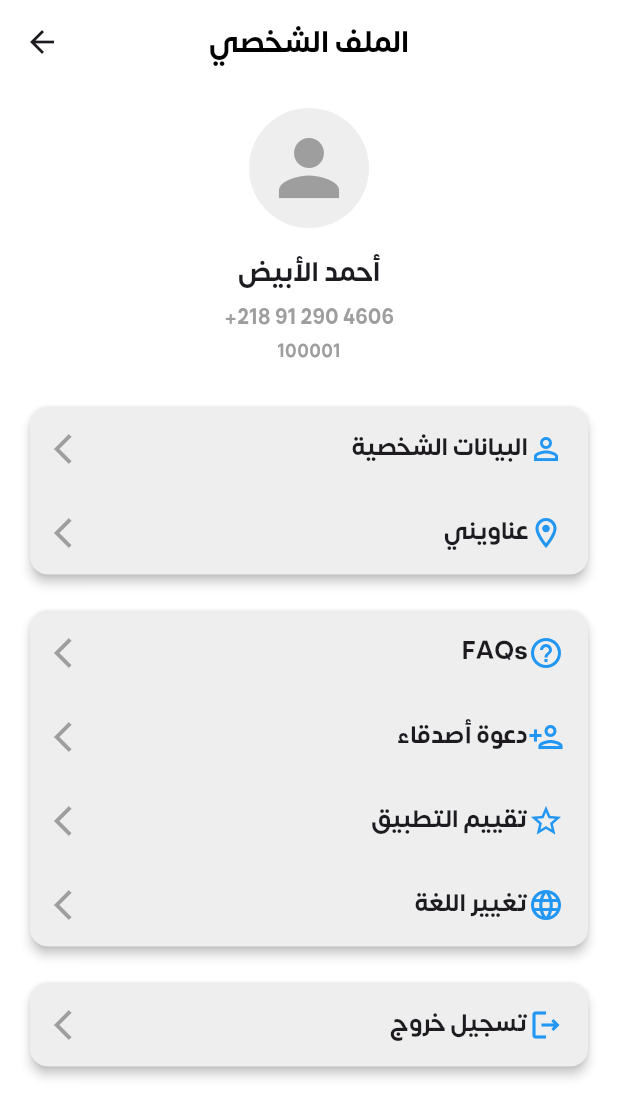
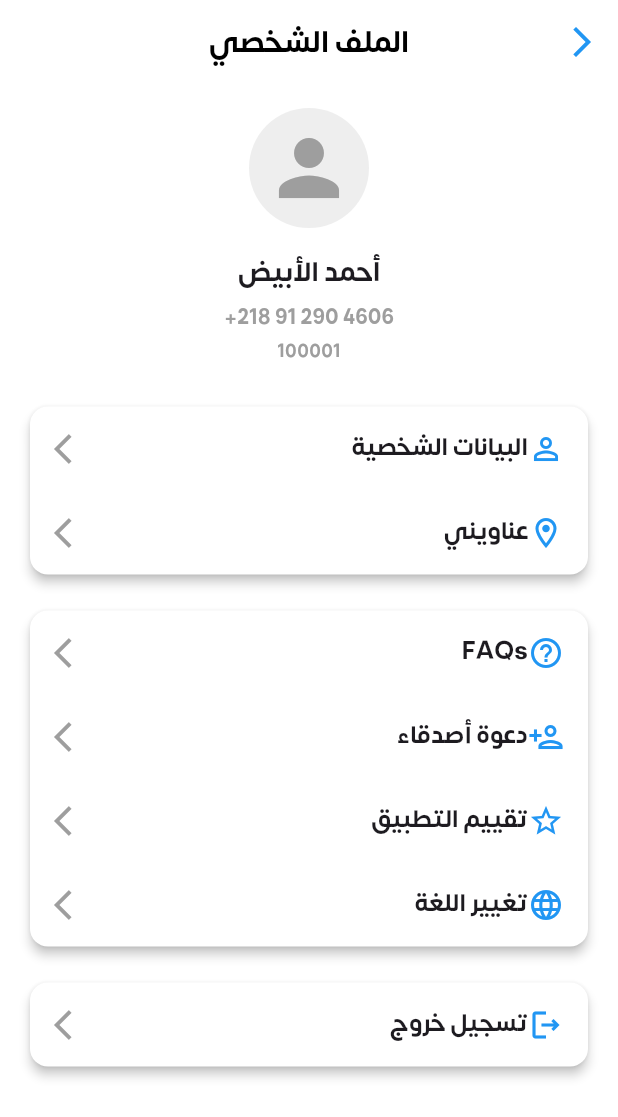
Before and after one commit to la3beid2/Waslny_app, a Flutter app: the ProfilePage screen opened directly, on a phone screen of 412 x 824 dp. Shown: the top 1117 px of the screen. Run offline on Flutter 3.47's test engine with Material 3 defaults, Android fonts, the light colour scheme and no system bars.

Commit message:
Merge remote-tracking branch 'origin/profile_icon

```diff
--- a/lib/auth/otp.dart
+++ b/lib/auth/otp.dart
@@ -63,7 +63,7 @@ class _OtpState extends State<Otp> {
                       fontSize: 12,
                     ),
                   ),
-                  const SizedBox(
+                   SizedBox(
                     height: 10,
                   ),
                   Text(
--- a/lib/main.dart
+++ b/lib/main.dart
@@ -1,5 +1,4 @@
 import 'package:flutter/material.dart';
-import 'package:waslny/screens/notifications.dart';
 import 'package:waslny/screens/splash_screen/splash_screen.dart';
 
 
--- a/lib/screens/profile.dart
+++ b/lib/screens/profile.dart
@@ -19,7 +19,17 @@ class ProfilePage extends StatelessWidget {
         centerTitle: true,
         backgroundColor: Colors.transparent,
         elevation: 0,
+        automaticallyImplyLeading: false,
+        actions: [
+          IconButton(
+            icon: const Icon(Icons.arrow_forward_ios, color: Colors.blue),
+            onPressed: () {
+              Navigator.of(context).pop();
+            },
+          ),
+        ],
       ),
+
       body: SingleChildScrollView(
         child: Column(
           children: [
@@ -72,7 +82,7 @@ class ProfilePage extends StatelessWidget {
                   onTap: () {},
                 ),
               ],
-              cardColor: Colors.grey[200]!, // لون البطاقة
+              cardColor: Colors.white, // استخدم اللون الخاص بـ "دعوة صديق"
             ),
 
             // دمج البطاقة الخاصة بـ FAQs، دعوة صديق، تقييم التطبيق، وتغيير اللغة
@@ -99,7 +109,7 @@ class ProfilePage extends StatelessWidget {
                   onTap: () {},
                 ),
               ],
-              cardColor: Colors.white, // لون البطاقة
+              cardColor: Colors.white, // استخدم اللون الخاص بـ "دعوة صديق"
             ),
 
             // البطاقة الخاصة بتسجيل الخروج
@@ -107,7 +117,7 @@ class ProfilePage extends StatelessWidget {
               icon: Icons.logout_outlined,
               title: 'تسجيل خروج',
               onTap: () {},
-              cardColor: Colors.grey[200]!, // لون البطاقة
+              cardColor: Colors.white,
             ),
           ],
         ),
@@ -125,7 +135,7 @@ class ProfilePage extends StatelessWidget {
       child: Card(
         shape: RoundedRectangleBorder(borderRadius: BorderRadius.circular(12)),
         elevation: 3,
-        color: Colors.grey[200], // هنا يمكنك التحكم في لون البطاقة
+        color: cardColor, // هنا يمكنك التحكم في لون البطاقة
         child: Column(
           children: items
               .map((item) => InkWell(
@@ -136,6 +146,7 @@ class ProfilePage extends StatelessWidget {
                 mainAxisAlignment: MainAxisAlignment.spaceBetween,
                 children: [
                   const Icon(Icons.arrow_back_ios, color: Colors.grey),
+                  const SizedBox(width: 10),
                   Expanded(
                     child: Text(
                       item.title,
@@ -146,7 +157,7 @@ class ProfilePage extends StatelessWidget {
                       ),
                     ),
                   ),
-                  Icon(item.icon, color: Colors.blue),
+                  Icon(item.icon, color: Colors.blue), // أيقونة زرقاء لتتناسب مع لون البطاقة
                 ],
               ),
             ),
@@ -188,7 +199,7 @@ class ProfilePage extends StatelessWidget {
                     ),
                   ),
                 ),
-                Icon(icon, color: Colors.blue),
+                Icon(icon, color: Colors.blue), // أيقونة زرقاء لتتناسب مع لون البطاقة
               ],
             ),
           ),
```
